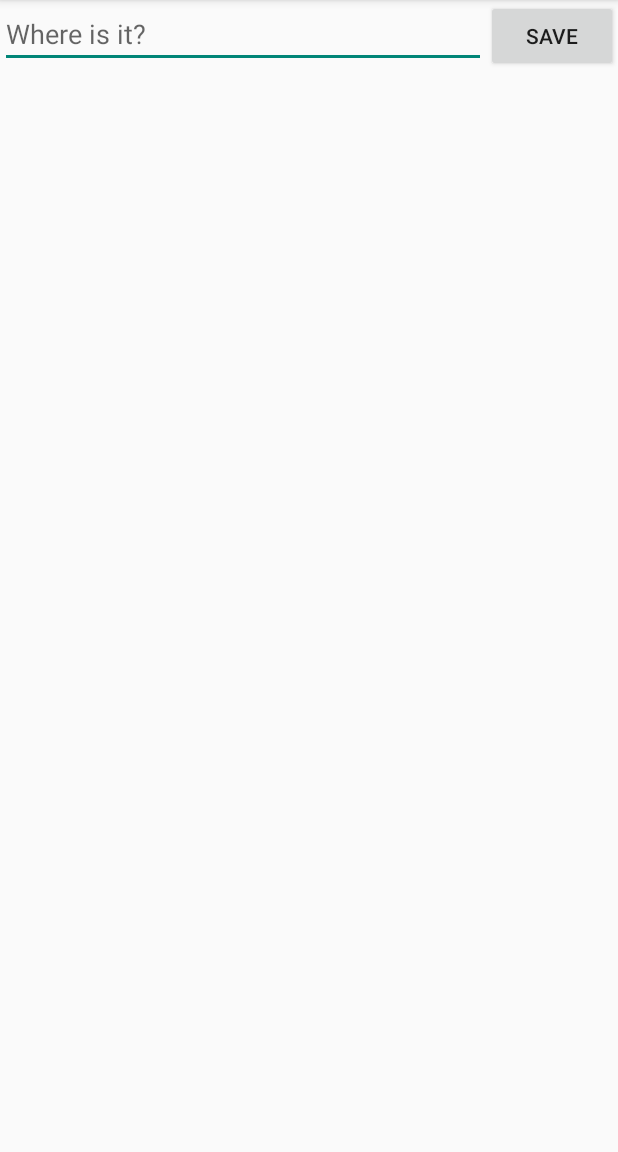
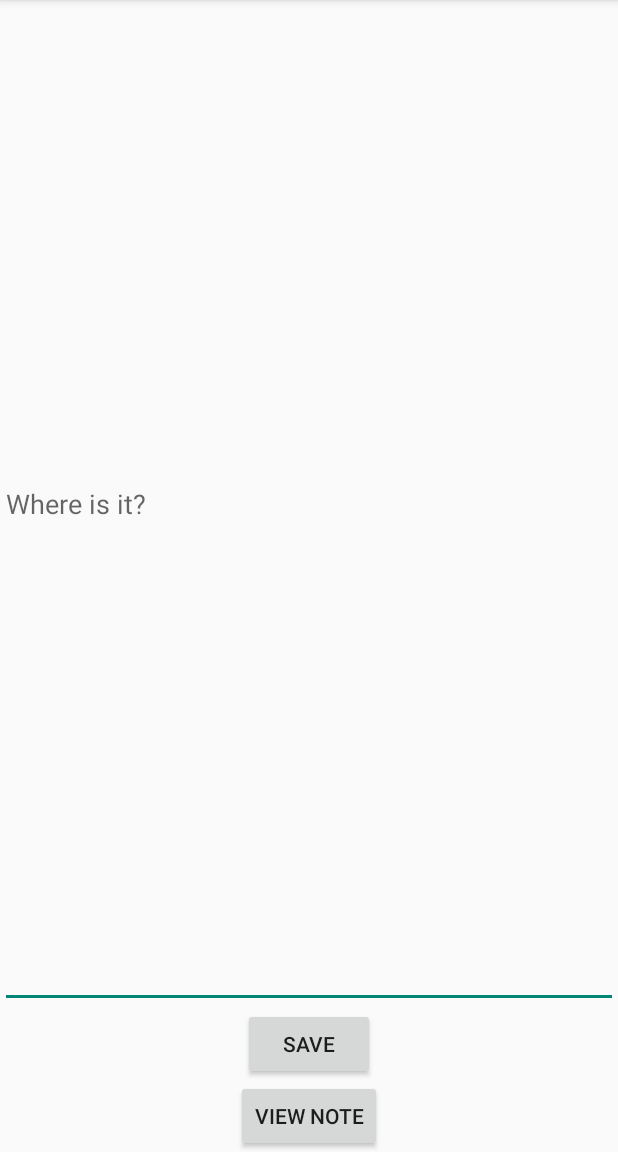
Before and after one commit to alexanderwu/WhereDidItGo, an Android app: the screen it shows after launch (MyActivity), after a tap on "SAVE", on a phone screen of 412 x 824 dp, the part 84-1236 px from its top. Run offline under Robolectric (Android 15) with nearby library versions, the phone set to English and light mode, and no system bars.

Commit message:
I can save my message using SharedPreferences

```diff
--- a/app/src/main/java/com/example/alexanderwu/wherediditgo/DisplayMessageActivity.java
+++ b/app/src/main/java/com/example/alexanderwu/wherediditgo/DisplayMessageActivity.java
@@ -19,7 +19,7 @@ public class DisplayMessageActivity extends ActionBarActivity {
 
         // Create the text view
         TextView textView = new TextView(this);
-        textView.setTextSize(40);
+        textView.setTextSize(30);
         textView.setText(message);
 
         // Set the text view as the activity layout
--- a/app/src/main/java/com/example/alexanderwu/wherediditgo/MyActivity.java
+++ b/app/src/main/java/com/example/alexanderwu/wherediditgo/MyActivity.java
@@ -1,6 +1,7 @@
 package com.example.alexanderwu.wherediditgo;
 
 import android.content.Intent;
+import android.content.SharedPreferences;
 import android.os.Bundle;
 import android.support.v7.app.ActionBarActivity;
 import android.view.Menu;
@@ -10,15 +11,8 @@ import android.widget.EditText;
 
 
 public class MyActivity extends ActionBarActivity {
+    public static final String PREFS_NAME = "MyPrefsFile";
     public final static String EXTRA_MESSAGE = "com.example.alexanderwu.wherediditgo.MESSAGE";
-
-    public void sendMessage(View view) {
-        Intent intent = new Intent(this, DisplayMessageActivity.class);
-        EditText editText = (EditText) findViewById(R.id.edit_message);
-        String message = editText.getText().toString();
-        intent.putExtra(EXTRA_MESSAGE, message);
-        startActivity(intent);
-    }
 
     @Override
     protected void onCreate(Bundle savedInstanceState) {
@@ -32,6 +26,30 @@ public class MyActivity extends ActionBarActivity {
         // Inflate the menu; this adds items to the action bar if it is present.
         getMenuInflater().inflate(R.menu.menu_my, menu);
         return true;
+    }
+
+    public void saveMessage(View view) {
+        EditText editText = (EditText) findViewById(R.id.edit_message);
+        String message = editText.getText().toString();
+
+        // We need an Editor object to make preference changes.
+        // All objects are from android.context.Context
+        SharedPreferences myNotes = getSharedPreferences(PREFS_NAME, 0);
+        SharedPreferences.Editor editor = myNotes.edit();
+        editor.putString("myNote",message);
+
+        // Commit the edits!
+        editor.commit();
+    }
+
+    public void viewMessage(View view) {
+        Intent intent = new Intent(this, DisplayMessageActivity.class);
+        // Get myNote from SharedPreferences
+        SharedPreferences settings = getSharedPreferences(PREFS_NAME, 0);
+        String message = settings.getString("myNote","");
+        intent.putExtra(EXTRA_MESSAGE, message);
+
+        startActivity(intent);
     }
 
     @Override
--- a/app/src/main/res/layout/activity_my.xml
+++ b/app/src/main/res/layout/activity_my.xml
@@ -2,16 +2,27 @@
     xmlns:tools="http://schemas.android.com/tools"
     android:layout_width="match_parent"
     android:layout_height="match_parent"
-    android:orientation="horizontal" >
+    android:orientation="vertical" >
 
     <EditText android:id="@+id/edit_message"
-        android:layout_weight="1"
-        android:layout_width="0dp"
-        android:layout_height="wrap_content"
-        android:hint="@string/edit_message" />
+        android:layout_width="match_parent"
+        android:layout_height="0dp"
+        android:hint="@string/edit_message"
+        android:layout_weight="1" />
+
     <Button
         android:layout_width="wrap_content"
         android:layout_height="wrap_content"
         android:text="@string/button_save"
-        android:onClick="sendMessage"/>
+        android:onClick="saveMessage"
+        android:layout_gravity="center_horizontal" />
+
+    <Button
+        android:layout_width="wrap_content"
+        android:layout_height="wrap_content"
+        android:text="@string/view_message"
+        android:id="@+id/button"
+        android:onClick="viewMessage"
+        android:layout_gravity="center_horizontal" />
+
 </LinearLayout>
--- a/app/src/main/res/values/strings.xml
+++ b/app/src/main/res/values/strings.xml
@@ -6,5 +6,7 @@
     <string name="title_activity_main">MainActivity</string>
     <string name="title_activity_display_message">My Message</string>
 
+    <string name="view_message">View note</string>
+
     <string name="hello_world">Hello world!</string>
 </resources>
```
Also changed, not shown: app/src/main/AndroidManifest.xml (+8 -0 lines).
